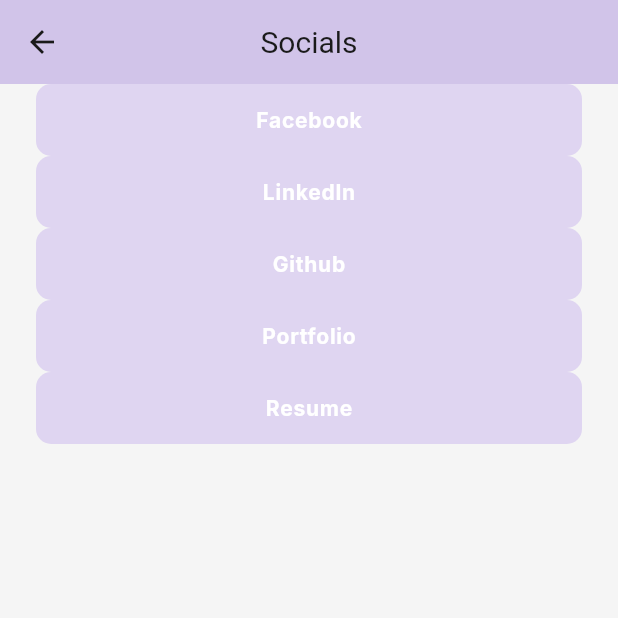
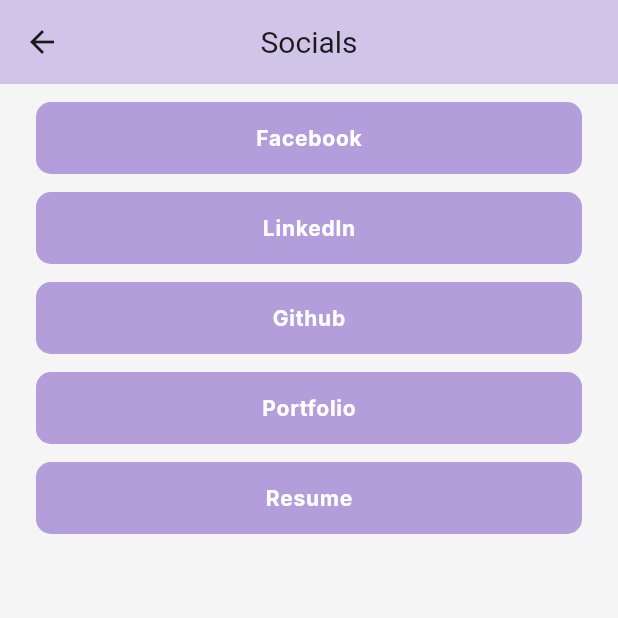
Before and after one commit to WorkWithAfridi/Moleculist, a Flutter app: the SocialsView screen opened directly, after a tap on "Facebook", on a phone screen of 412 x 824 dp, the top half of it. Run offline on Flutter 3.47's test engine with Material 3 defaults, Android fonts, the light colour scheme and no system bars; drawn by our look-alikes of toastification; our stand-ins replace animate_do, bloc, cached_network_image, dio, equatable, flutter_bloc and 6 more; accounts and stored records are empty; network calls fail.

Commit message:
Added socials

```diff
--- a/lib/presentation/views/global/widgets/button_w.dart
+++ b/lib/presentation/views/global/widgets/button_w.dart
@@ -43,7 +43,7 @@
   @override
   Widget build(BuildContext context) {
     // Determine button and text colors based on the button state.
-    Color? resolvedButtonColor = buttonColor ?? Color(AppColors().primarySwatch.c500);
+    Color? resolvedButtonColor = buttonColor ?? AppColors().pastelViolet;
     Color? resolvedTextColor = textColor;
 
     if (isDisabled) {
--- a/lib/presentation/views/socials/views/socials_v.dart
+++ b/lib/presentation/views/socials/views/socials_v.dart
@@ -1,8 +1,19 @@
 import 'package:flutter/material.dart';
+import 'package:gap/gap.dart';
 import 'package:moleculist/presentation/views/global/widgets/button_w.dart';
+import 'package:url_launcher/url_launcher.dart';
 
 class SocialsView extends StatelessWidget {
   const SocialsView({super.key});
+
+  void _launchURL(String url) async {
+    final uri = Uri.parse(url);
+    if (await canLaunchUrl(uri)) {
+      await launchUrl(uri, mode: LaunchMode.externalApplication);
+    } else {
+      throw 'Could not launch $url';
+    }
+  }
 
   @override
   Widget build(BuildContext context) {
@@ -14,11 +25,42 @@
           child: Column(
             crossAxisAlignment: CrossAxisAlignment.start,
             children: [
-              CustomButton(label: "Facebook", onTap: () {}),
-              CustomButton(label: "LinkedIn", onTap: () {}),
-              CustomButton(label: "Github", onTap: () {}),
-              CustomButton(label: "Portfolio", onTap: () {}),
-              CustomButton(label: "Resume", onTap: () {}),
+              Gap(12),
+              CustomButton(
+                label: "Facebook",
+                onTap: () {
+                  _launchURL('https://www.facebook.com/khondakar.afridi/');
+                },
+              ),
+              Gap(12),
+              CustomButton(
+                label: "LinkedIn",
+                onTap: () {
+                  _launchURL('https://www.linkedin.com/in/khondakarafridi/');
+                },
+              ),
+              Gap(12),
+              CustomButton(
+                label: "Github",
+                onTap: () {
+                  _launchURL('https://github.com/WorkWithAfridi');
+                },
+              ),
+              Gap(12),
+              CustomButton(
+                label: "Portfolio",
+                onTap: () {
+                  _launchURL('https://sites.google.com/view/workwithafridi');
+                },
+              ),
+              Gap(12),
+              CustomButton(
+                label: "Resume",
+                onTap: () {
+                  _launchURL('https://docs.google.com/document/d/1ezAKII08F9hZxpHytor5EV1jKm7R6Ab1NHwMedEKIVY/edit?usp=sharing');
+                },
+              ),
+              Gap(12),
             ],
           ),
         ),
--- a/pubspec.yaml
+++ b/pubspec.yaml
@@ -44,6 +44,7 @@
   pretty_dio_logger: ^1.4.0
   shared_preferences: ^2.5.3
   toastification: ^3.0.3
+  url_launcher: ^6.3.2
 
 dev_dependencies:
   flutter_lints: ^5.0.0
```
Also changed, not shown: pubspec.lock, 7 other files.
